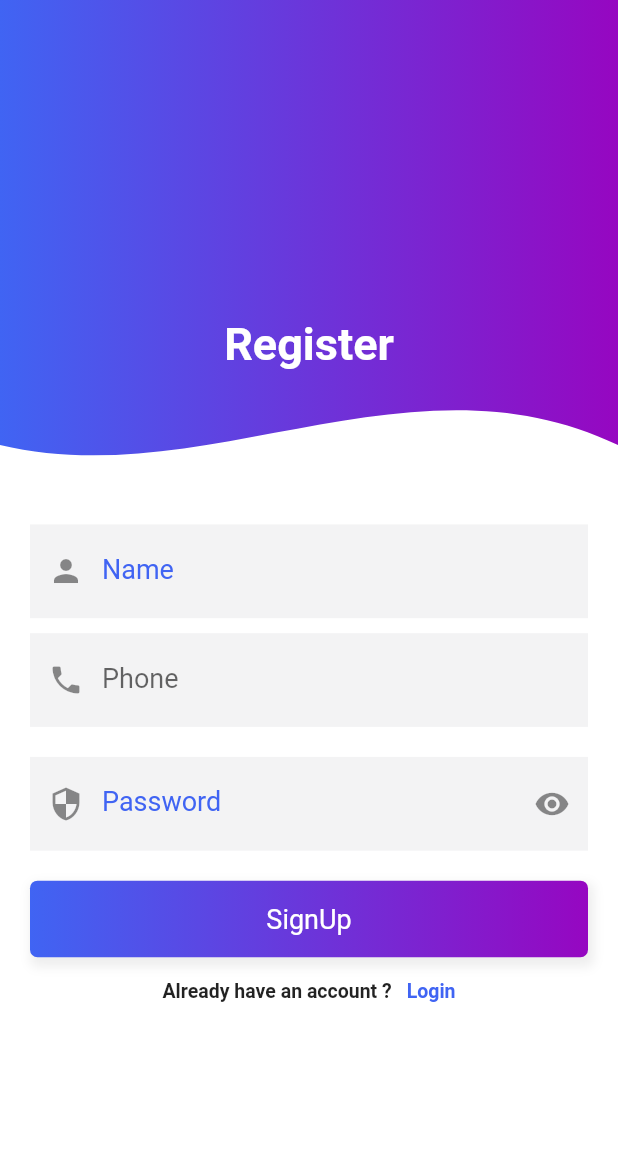
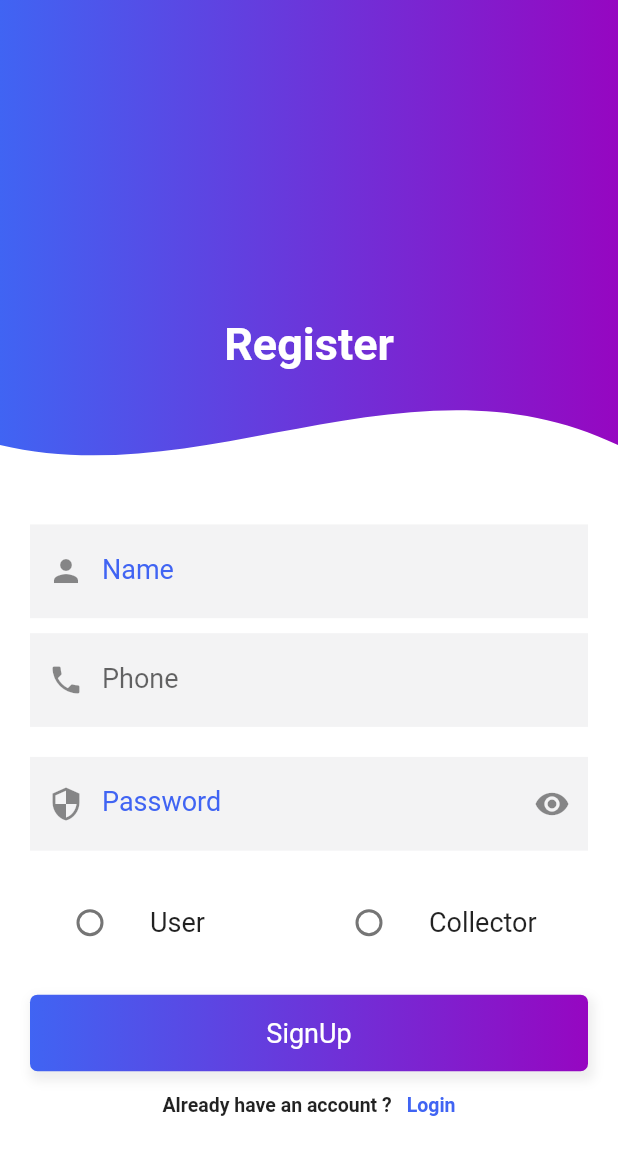
Before and after one commit to natnaelawel/one-green, a Flutter app: the SignUpPage screen opened by its route, on a phone screen of 412 x 824 dp. Shown: the top 1155 px of the screen. Run offline on Flutter 3.47's test engine with Material 2 defaults, Android fonts, the phone set to English and light mode, and no system bars; our stand-ins replace cloud_firestore, curved_navigation_bar, firebase_core, flutter_rating_bar, geolocator, google_maps_flutter and 5 more; missing offline and left inert: geocoder; accounts and stored records are empty; network calls fail.

Commit message:
ui for role designed

```diff
--- a/lib/pages/register_screen.dart
+++ b/lib/pages/register_screen.dart
@@ -20,6 +20,20 @@ class _SignUpPage extends State<SignUpPage> {
   final _nameController = TextEditingController();
   final _passwordController = TextEditingController();
   final _formKey = new GlobalKey<FormState>();
+
+  int selectedRadio = -1;
+
+  @override
+  void initState() {
+    super.initState();
+    selectedRadio = -1;
+  }
+
+  setSelectedRadio(int val) {
+    setState(() {
+      selectedRadio = val;
+    });
+  }
 
   @override
   Widget build(BuildContext context) {
@@ -57,6 +71,10 @@ class _SignUpPage extends State<SignUpPage> {
                         _buildPasswordTextField(),
                         SizedBox(
                           height: 20,
+                        ),
+                        _buildChooseUserTypeField(),
+                        SizedBox(
+                          height: 20.0,
                         ),
                         _submitButton(),
                         _createAccountLabel(),
@@ -116,8 +134,8 @@ class _SignUpPage extends State<SignUpPage> {
   Widget _createAccountLabel() {
     return InkWell(
       onTap: () {
-        Navigator.push(
-            context, MaterialPageRoute(builder: (context) => LoginPage()));
+        Navigator.of(context)
+            .pushNamedAndRemoveUntil("/login", (route) => false);
       },
       child: Container(
         margin: EdgeInsets.symmetric(vertical: 10),
@@ -216,6 +234,36 @@ class _SignUpPage extends State<SignUpPage> {
     );
   }
 
+  Widget _buildChooseUserTypeField() {
+    return Row(
+      mainAxisAlignment: MainAxisAlignment.spaceBetween,
+      children: [
+        Expanded(
+            child: ListTile(
+          title: Text("User"),
+          leading: Radio(
+            value: 0,
+            groupValue: selectedRadio,
+            onChanged: (val) {
+              setSelectedRadio(val as int);
+            },
+          ),
+        )),
+        Expanded(
+            child: ListTile(
+          title: Text("Collector"),
+          leading: Radio(
+            value: 1,
+            groupValue: selectedRadio,
+            onChanged: (val) {
+              setSelectedRadio(val as int);
+            },
+          ),
+        )),
+      ],
+    );
+  }
+
   Widget _submitButton() {
     return InkWell(
       onTap: () => handleSubmit(),
@@ -240,8 +288,8 @@ class _SignUpPage extends State<SignUpPage> {
                   Color(0xff9607c1),
                 ])),
         child: Text('SignUp',
-                // style: TextStyle(fontSize: 20, color: Colors.white),
-                style: TextStyle(color: Colors.white, fontSize: 18.0)),
+            // style: TextStyle(fontSize: 20, color: Colors.white),
+            style: TextStyle(color: Colors.white, fontSize: 18.0)),
       ),
     );
   }
@@ -273,5 +321,4 @@ class _SignUpPage extends State<SignUpPage> {
       }
     }
   }
-
 }
```
Also changed, not shown: lib/pages/profile/edit_profile_page.dart (+67 -46 lines).
